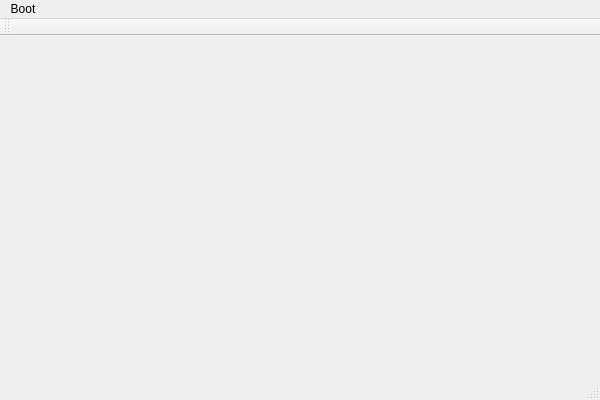
ReaperOfSouls1909/pcsx3, file pcsx3/pcsx3.ui: the form before one commit.
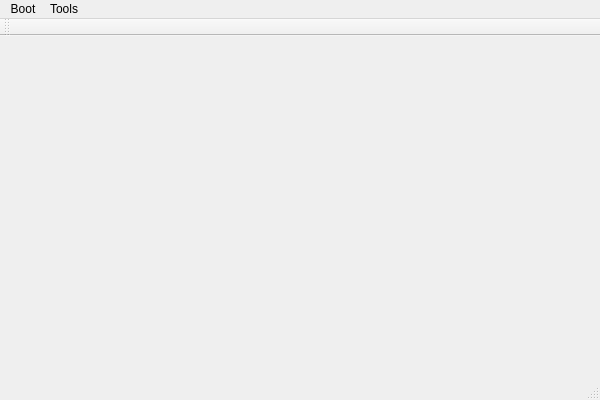
The form after the commit.

Diff of the .ui file:
```diff
--- a/pcsx3/pcsx3.ui
+++ b/pcsx3/pcsx3.ui
@@ -29,7 +29,14 @@
     </property>
     <addaction name="actionOpen_Elf_File"/>
    </widget>
+   <widget class="QMenu" name="menuTools">
+    <property name="title">
+     <string>Tools</string>
+    </property>
+    <addaction name="actionInstall_FW_update"/>
+   </widget>
    <addaction name="menuBoot"/>
+   <addaction name="menuTools"/>
   </widget>
   <widget class="QToolBar" name="mainToolBar">
    <attribute name="toolBarArea">
```
Left out of the diff: 22 changed lines with no effect on the pictures.
